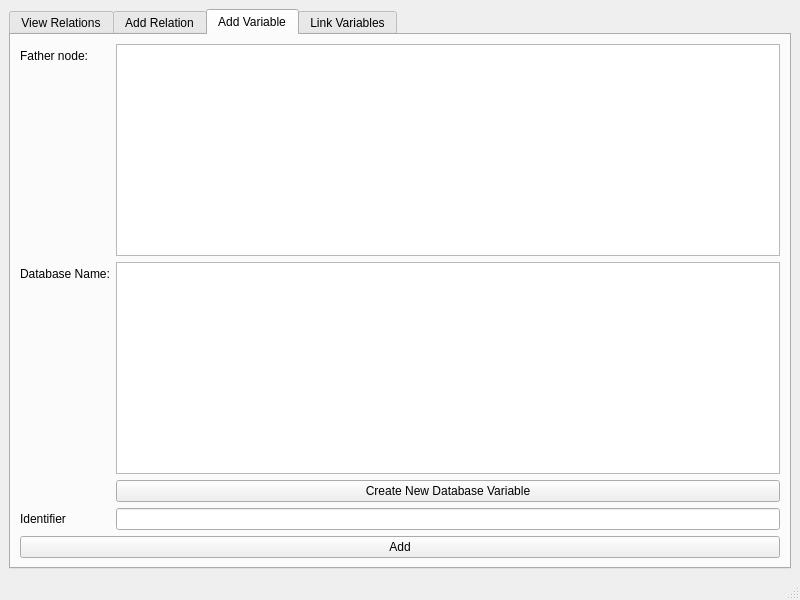
First picture: the form in braviz/interaction/qt_guis/relation_viewer.ui, repository diego0020/braviz-app, before the edit.
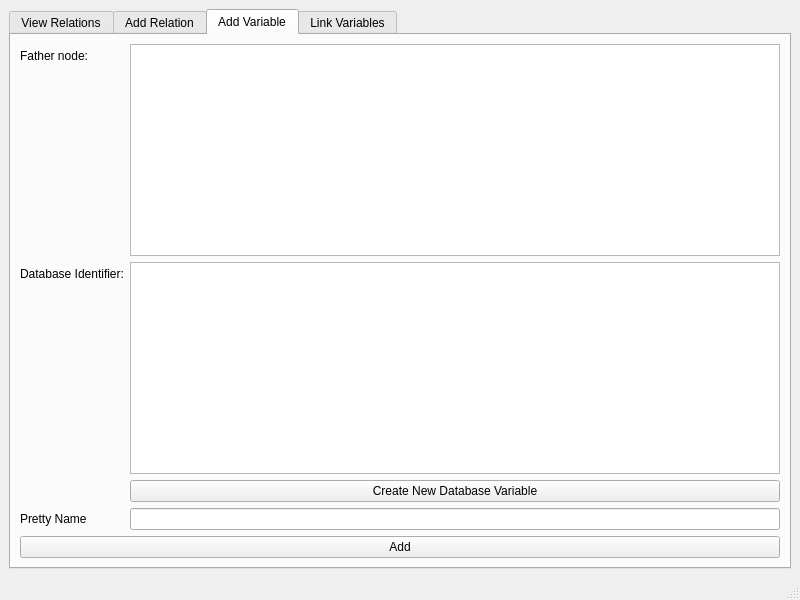
Second picture: the form after the edit. The open tabs and pages were chosen to show the change.

Commit message: slight changes to relationship viewer

Patch:
```diff
--- a/braviz/interaction/qt_guis/relation_viewer.ui
+++ b/braviz/interaction/qt_guis/relation_viewer.ui
@@ -137,7 +137,7 @@
         <item row="2" column="0">
          <widget class="QLabel" name="label_5">
           <property name="text">
-           <string>Database Name:</string>
+           <string>Database Identifier:</string>
           </property>
          </widget>
         </item>
@@ -157,7 +157,7 @@
         <item row="4" column="0">
          <widget class="QLabel" name="label_4">
           <property name="text">
-           <string>Identifier</string>
+           <string>Pretty Name</string>
           </property>
          </widget>
         </item>
```
Left out of the diff: 2 changed lines with no effect on the pictures. The commit also changes 2 other files.
